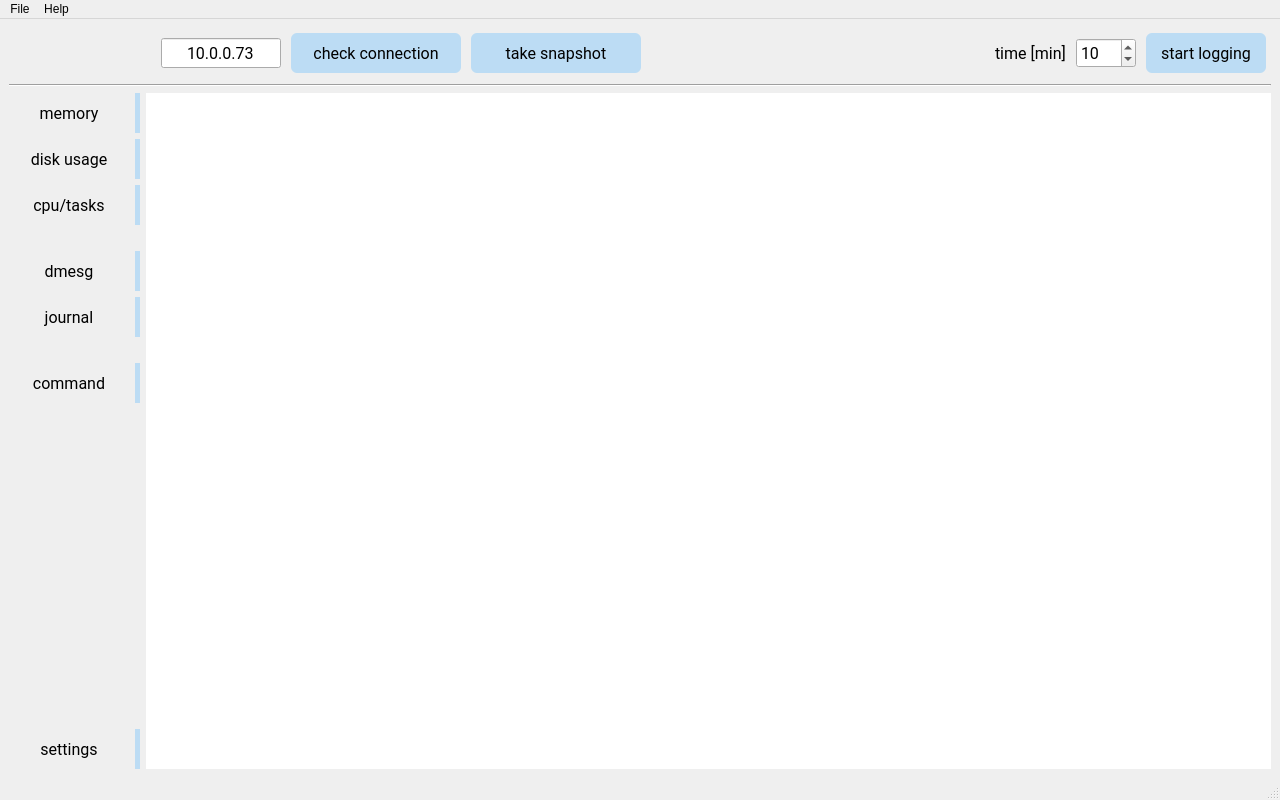
Old version of the form GUI/qt5TCMonitorMainWindow.ui in the repository jaroslavkovar80/SSHClient.
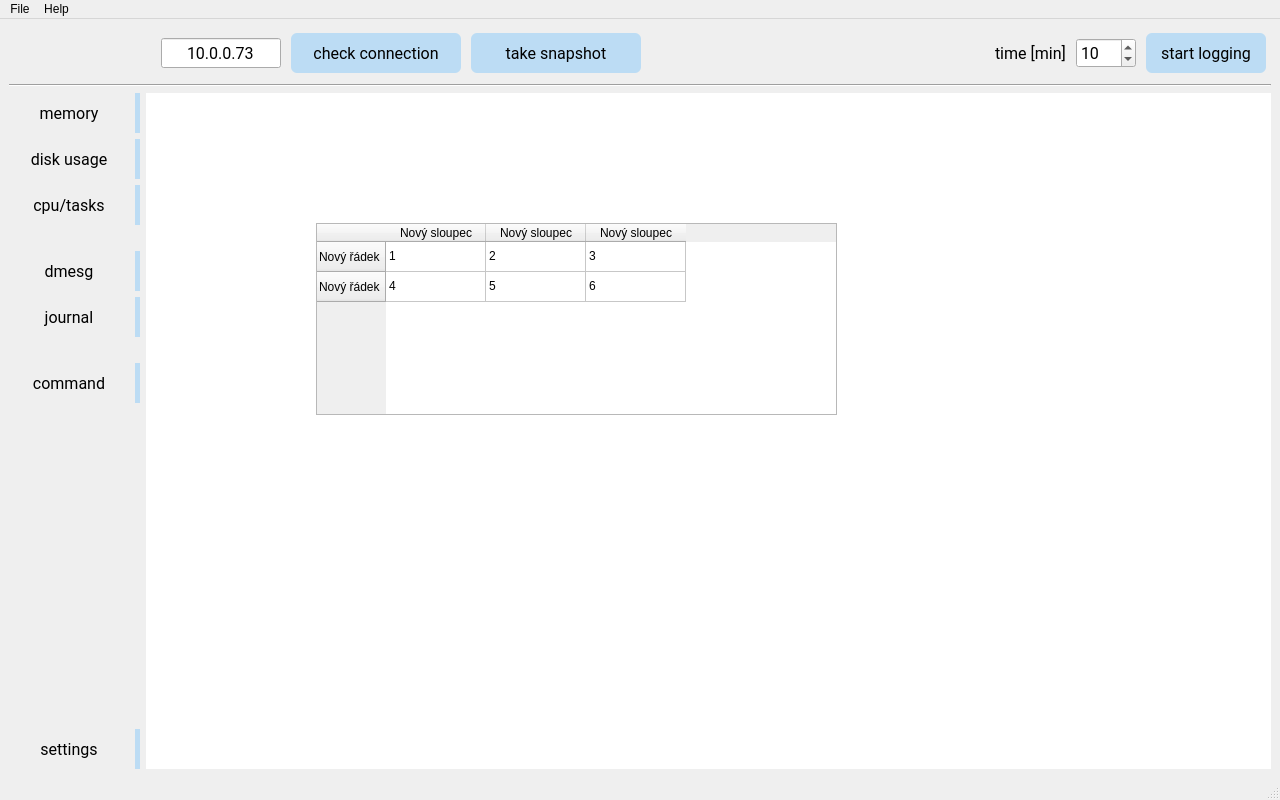
New version of the form. The open tabs and pages were chosen to show the change. Icons and pictures are not drawn.

Commit message: added decoding content of table to list

What changed in the file:
```diff
--- a/GUI/qt5TCMonitorMainWindow.ui
+++ b/GUI/qt5TCMonitorMainWindow.ui
@@ -2267,7 +2267,73 @@
         </item>
        </layout>
       </widget>
-      <widget class="QWidget" name="pgSettings"/>
+      <widget class="QWidget" name="pgSettings">
+       <widget class="QTableWidget" name="tableWidget">
+        <property name="geometry">
+         <rect>
+          <x>170</x>
+          <y>130</y>
+          <width>521</width>
+          <height>192</height>
+         </rect>
+        </property>
+        <row>
+         <property name="text">
+          <string>Nový řádek</string>
+         </property>
+        </row>
+        <row>
+         <property name="text">
+          <string>Nový řádek</string>
+         </property>
+        </row>
+        <column>
+         <property name="text">
+          <string>Nový sloupec</string>
+         </property>
+        </column>
+        <column>
+         <property name="text">
+          <string>Nový sloupec</string>
+         </property>
+        </column>
+        <column>
+         <property name="text">
+          <string>Nový sloupec</string>
+         </property>
+        </column>
+        <item row="0" column="0">
+         <property name="text">
+          <string>1</string>
+         </property>
+        </item>
+        <item row="0" column="1">
+         <property name="text">
+          <string>2</string>
+         </property>
+        </item>
+        <item row="0" column="2">
+         <property name="text">
+          <string>3</string>
+         </property>
+        </item>
+        <item row="1" column="0">
+         <property name="text">
+          <string>4</string>
+         </property>
+        </item>
+        <item row="1" column="1">
+         <property name="text">
+          <string>5</string>
+         </property>
+        </item>
+        <item row="1" column="2">
+         <property name="text">
+          <string>6</string>
+         </property>
+        </item>
+       </widget>
+      </widget>
      </widget>
     </item>
     <item row="1" column="0" colspan="2">
```
Left out of the diff: 1 changed line with no effect on the pictures. The commit also changes 2 other files.
